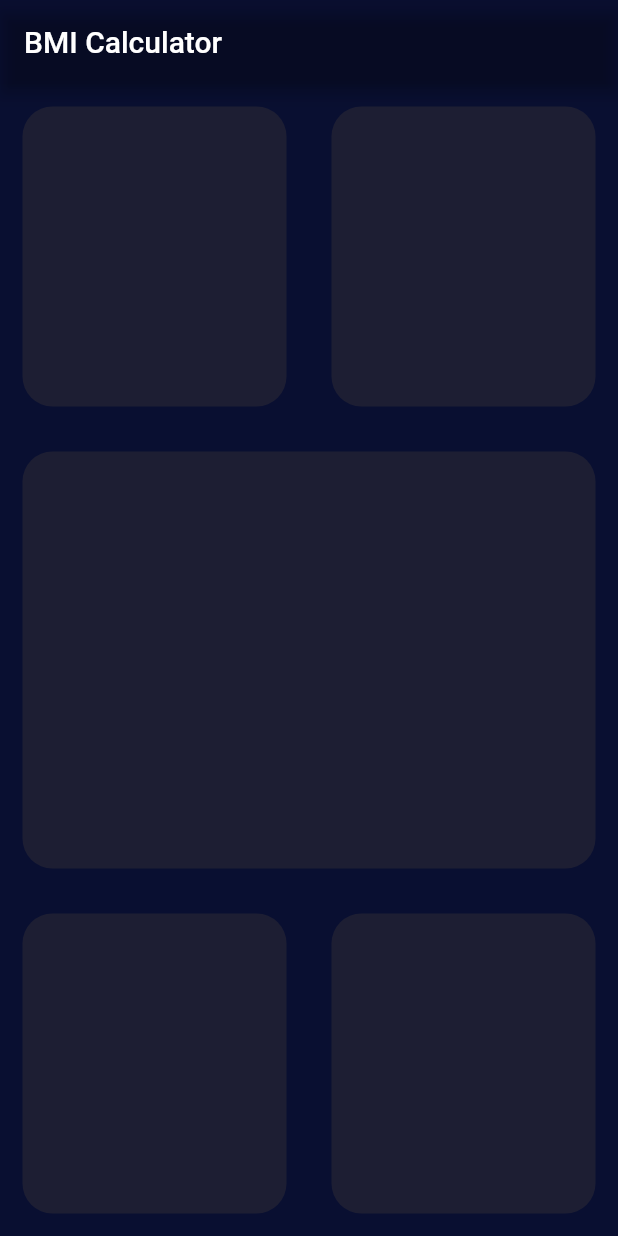
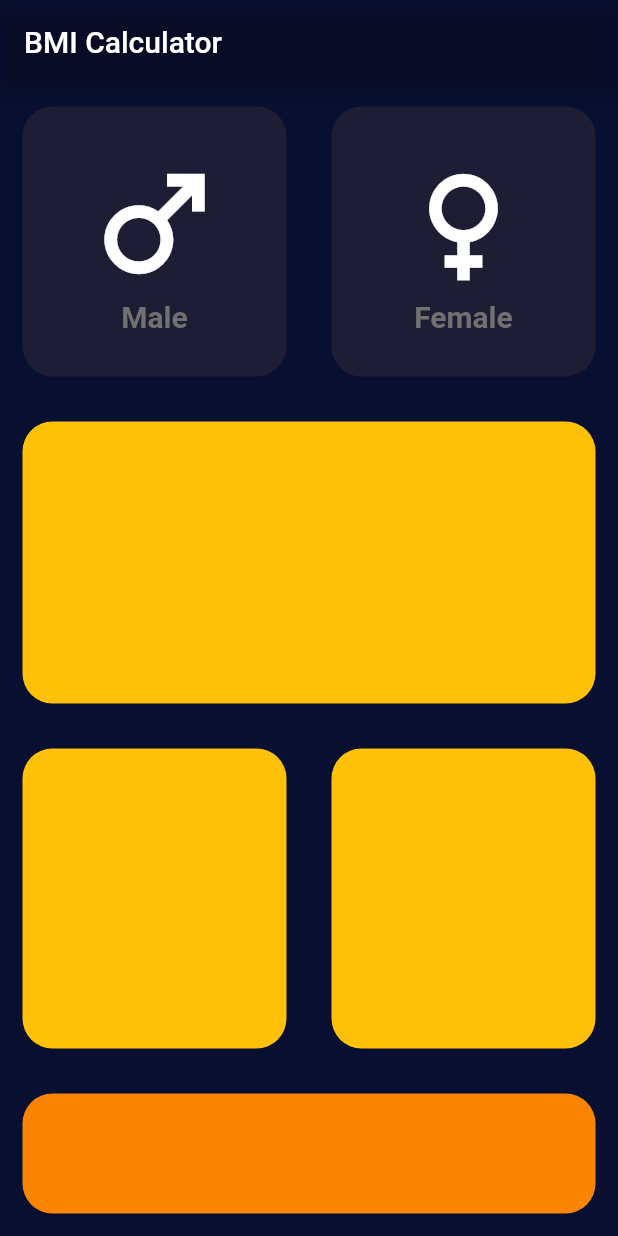
Before and after one commit to dineshxo/bmi_cal_flutter, a Flutter app: the screen it shows after launch, on a phone screen of 412 x 824 dp. Run offline on Flutter 3.47's test engine with Material 2 defaults, Android fonts, the phone set to English and light mode, and no system bars.

Commit message:
Creating_Custom_Components

```diff
--- a/lib/Input_Page.dart
+++ b/lib/Input_Page.dart
@@ -1,4 +1,9 @@
 import 'package:flutter/material.dart';
+
+import 'icon_content.dart';
+import 'input_container.dart';
+
+const bottomContainerColor = Color(0XffFB8500);
 
 class InputPage extends StatefulWidget {
   const InputPage({super.key});
@@ -13,46 +18,69 @@ class _InputPageState extends State<InputPage> {
     return Scaffold(
       appBar: AppBar(
         title: const Text('BMI Calculator'),
+        // ignore: use_full_hex_values_for_flutter_colors
         backgroundColor: const Color(0xff00000000),
       ),
-      body: const Column(children: [
-        Row(children: [
+      body: Column(
+        children: [
+          const Row(children: [
             Expanded(
-            child: InputContainer(),
+              child: InputContainer(
+                inputChild: IconContent(
+                  icon: Icons.male,
+                  label: 'Male',
+                ),
+              ),
             ),
             Expanded(
-            child: InputContainer(),
-          ),
+                child: InputContainer(
+                    inputChild:
+                        IconContent(icon: Icons.female, label: 'Female'))),
           ]),
           Expanded(
-          child: InputContainer(),
-        ),
-        Row(children: [
-          Expanded(
-            child: InputContainer(),
-          ),
-          Expanded(
-            child: InputContainer(),
-          ),
-        ]),
-      ]),
-    );
-  }
-}
-
-class InputContainer extends StatelessWidget {
-  const InputContainer({
-    super.key,
-  });
-
-  @override
-  Widget build(BuildContext context) {
-    return Container(
+            child: Container(
               height: 200,
               margin: const EdgeInsets.all(15.0),
               decoration: BoxDecoration(
-        color: const Color(0xFF1D1E33),
+                color: Colors.amber,
                 borderRadius: BorderRadius.circular(20.0),
+              ),
+            ),
+          ),
+          Row(
+            children: [
+              Expanded(
+                child: Container(
+                  height: 200,
+                  margin: const EdgeInsets.all(15.0),
+                  decoration: BoxDecoration(
+                    color: Colors.amber,
+                    borderRadius: BorderRadius.circular(20.0),
+                  ),
+                ),
+              ),
+              Expanded(
+                child: Container(
+                  height: 200,
+                  margin: const EdgeInsets.all(15.0),
+                  decoration: BoxDecoration(
+                    color: Colors.amber,
+                    borderRadius: BorderRadius.circular(20.0),
+                  ),
+                ),
+              ),
+            ],
+          ),
+          Container(
+            height: 80.0,
+            width: double.infinity,
+            margin: const EdgeInsets.all(15.0),
+            decoration: BoxDecoration(
+              color: bottomContainerColor,
+              borderRadius: BorderRadius.circular(20.0),
+            ),
+          )
+        ],
       ),
     );
   }
--- /dev/null
+++ b/lib/icon_content.dart
@@ -0,0 +1,32 @@
+import 'package:flutter/material.dart';
+
+class IconContent extends StatelessWidget {
+  const IconContent({
+    super.key,
+    required this.icon,
+    required this.label,
+  });
+
+  final IconData icon;
+  final String label;
+
+  @override
+  Widget build(BuildContext context) {
+    return Column(
+      mainAxisAlignment: MainAxisAlignment.center,
+      children: [
+        Icon(
+          icon,
+          size: 100.0,
+        ),
+        Text(
+          label,
+          style: const TextStyle(
+              fontSize: 20.0,
+              color: Color.fromARGB(255, 114, 113, 113),
+              fontWeight: FontWeight.bold),
+        )
+      ],
+    );
+  }
+}
--- /dev/null
+++ b/lib/input_container.dart
@@ -0,0 +1,26 @@
+import 'package:flutter/material.dart';
+
+const inputContainerColor = Color(0xFF1D1E33);
+
+class InputContainer extends StatelessWidget {
+  const InputContainer({
+    super.key,
+    required this.inputChild,
+  });
+
+  final Widget inputChild;
+  final Color color = inputContainerColor;
+
+  @override
+  Widget build(BuildContext context) {
+    return Container(
+      height: 180,
+      margin: const EdgeInsets.all(15.0),
+      decoration: BoxDecoration(
+        color: color,
+        borderRadius: BorderRadius.circular(20.0),
+      ),
+      child: inputChild,
+    );
+  }
+}
```
Lines whose indentation alone changed are shown as unchanged.
